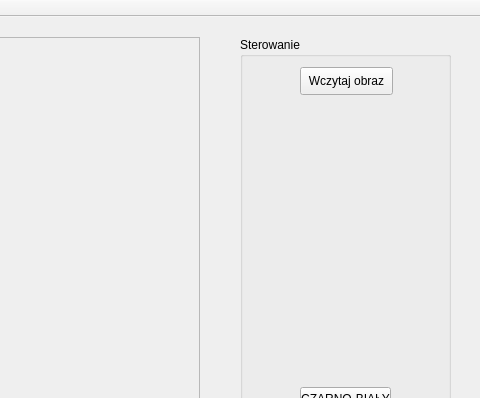
Qt form mainwindow.ui (mbobas/QT_erozion_dylatation_open_colse_image) before a commit; both pictures show x 320 to 800 and y 0 to 398 of the 800 by 600 pixel window.
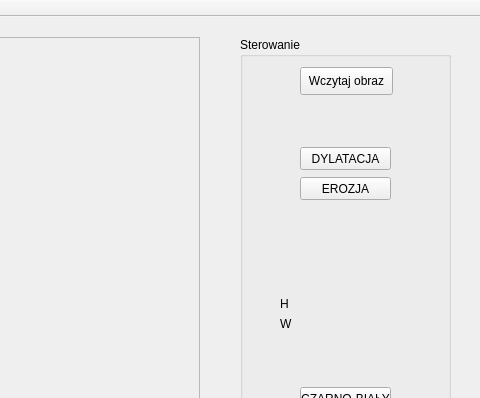
The same form after that commit.

What changed in the file:
```diff
--- a/mainwindow.ui
+++ b/mainwindow.ui
@@ -107,6 +107,71 @@
       <string>Reset</string>
      </property>
     </widget>
+    <widget class="QPushButton" name="dylatacja">
+     <property name="geometry">
+      <rect>
+       <x>60</x>
+       <y>110</y>
+       <width>91</width>
+       <height>23</height>
+      </rect>
+     </property>
+     <property name="text">
+      <string>DYLATACJA</string>
+     </property>
+    </widget>
+    <widget class="QLabel" name="label1">
+     <property name="geometry">
+      <rect>
+       <x>10</x>
+       <y>60</y>
+       <width>191</width>
+       <height>41</height>
+      </rect>
+     </property>
+     <property name="text">
+      <string/>
+     </property>
+    </widget>
+    <widget class="QLabel" name="H">
+     <property name="geometry">
+      <rect>
+       <x>40</x>
+       <y>260</y>
+       <width>47</width>
+       <height>13</height>
+      </rect>
+     </property>
+     <property name="text">
+      <string>H</string>
+     </property>
+    </widget>
+    <widget class="QLabel" name="label_2">
+     <property name="geometry">
+      <rect>
+       <x>40</x>
+       <y>280</y>
+       <width>47</width>
+       <height>13</height>
+      </rect>
+     </property>
+     <property name="text">
+      <string>W</string>
+     </property>
+    </widget>
+    <widget class="QPushButton" name="erozja">
+     <property name="geometry">
+      <rect>
+       <x>60</x>
+       <y>140</y>
+       <width>91</width>
+       <height>23</height>
+      </rect>
+     </property>
+     <property name="text">
+      <string>EROZJA</string>
+     </property>
+    </widget>
    </widget>
   </widget>
   <widget class="QMenuBar" name="menuBar">
```
